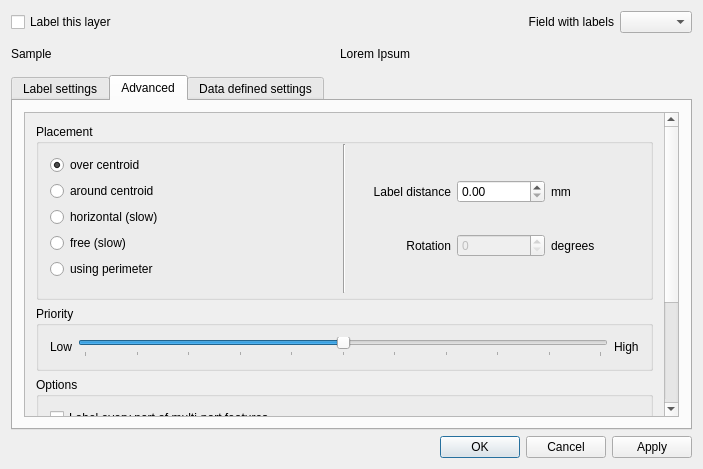
Qt form qgis/src/ui/qgslabelingguibase.ui (sourcepole/qgis) before a commit.
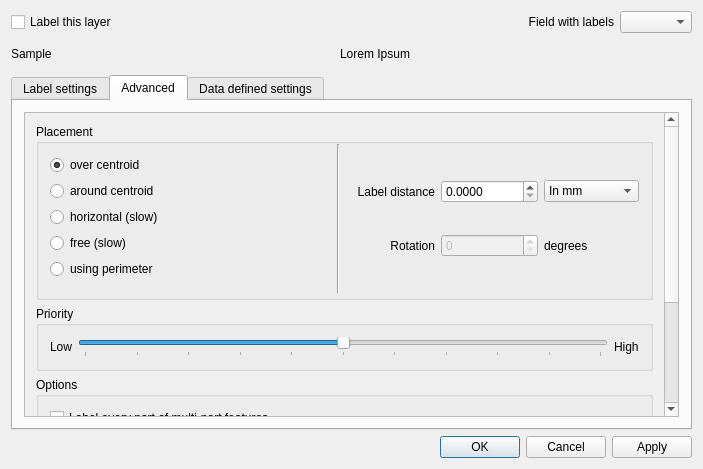
The same form after that commit. The open tabs and pages were chosen to show the change. Icons and pictures are not drawn. Custom widgets are drawn as their Qt base class.

Commit message: [FEATURE]: possibility to set label distance in map units

What changed in the file:
```diff
--- a/qgis/src/ui/qgslabelingguibase.ui
+++ b/qgis/src/ui/qgslabelingguibase.ui
@@ -393,8 +393,8 @@
            <rect>
             <x>0</x>
             <y>0</y>
-            <width>640</width>
-            <height>483</height>
+            <width>643</width>
+            <height>435</height>
            </rect>
           </property>
           <layout class="QGridLayout" name="gridLayout_13">
@@ -675,14 +675,10 @@
                   <item row="0" column="1">
                    <widget class="QDoubleSpinBox" name="spinDistPoint">
                     <property name="decimals">
-                     <number>2</number>
+                     <number>4</number>
                     </property>
-                   </widget>
-                  </item>
-                  <item row="0" column="2">
-                   <widget class="QLabel" name="label_22">
-                    <property name="text">
-                     <string>mm</string>
+                    <property name="maximum">
+                     <double>999999999.000000000000000</double>
                     </property>
                    </widget>
                   </item>
@@ -710,6 +706,20 @@
                     </property>
                    </widget>
                   </item>
+                  <item row="0" column="2">
+                   <widget class="QComboBox" name="mPointDistanceUnitComboBox">
+                    <item>
+                     <property name="text">
+                      <string>In mm</string>
+                     </property>
+                    </item>
+                    <item>
+                     <property name="text">
+                      <string>In map units</string>
+                     </property>
+                    </item>
+                   </widget>
+                  </item>
                  </layout>
                 </widget>
                 <widget class="QWidget" name="pageOptionsLine">
```
Left out of the diff: 26 changed lines with no effect on the pictures. The commit also changes 3 other files.
